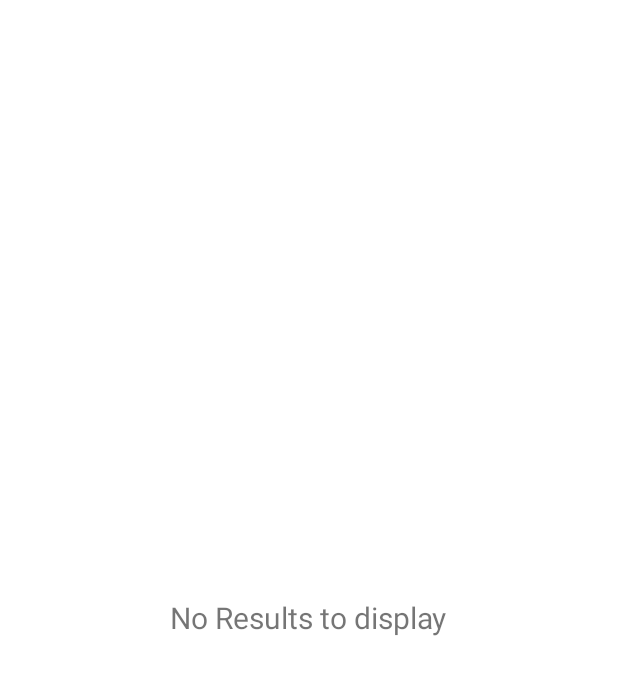
After one commit to sahiljain5040/android-bootstrap, an Android app: the layout no_results.xml on its own in the app's theme, with its tools: preview values and no code run, on a phone screen of 412 x 824 dp. The commit adds this screen. Shown: the top 675 px of the screen. Run offline under Robolectric (Android 15) with nearby library versions, the phone set to English and light mode, and no system bars.

Commit message:
Code Refactor

```diff
--- /dev/null
+++ b/app/src/main/res/layout/no_results.xml
@@ -0,0 +1,17 @@
+<?xml version="1.0" encoding="utf-8"?>
+<LinearLayout xmlns:android="http://schemas.android.com/apk/res/android"
+    android:id="@+id/no_results_container"
+    android:layout_width="match_parent"
+    android:layout_height="match_parent"
+    android:gravity="center"
+    android:clickable="true"
+    android:background="@android:color/white"
+    android:visibility="visible">
+
+    <TextView
+        android:layout_width="wrap_content"
+        android:layout_height="wrap_content"
+        android:text="No Results to display"
+        android:textSize="20sp"/>
+
+</LinearLayout>
```
Also changed, not shown: app/src/main/java/com/project/castleglobal/view/adapter/SearchResultsAdapter.java (+5 -42 lines), app/src/main/java/com/project/castleglobal/view/viewholder/SearchResultViewHolder.java (added, +49 -0 lines), app/src/main/res/layout/activity_search.xml (+4 -30 lines), app/src/main/res/layout/loading_results.xml (added, +15 -0 lines).
